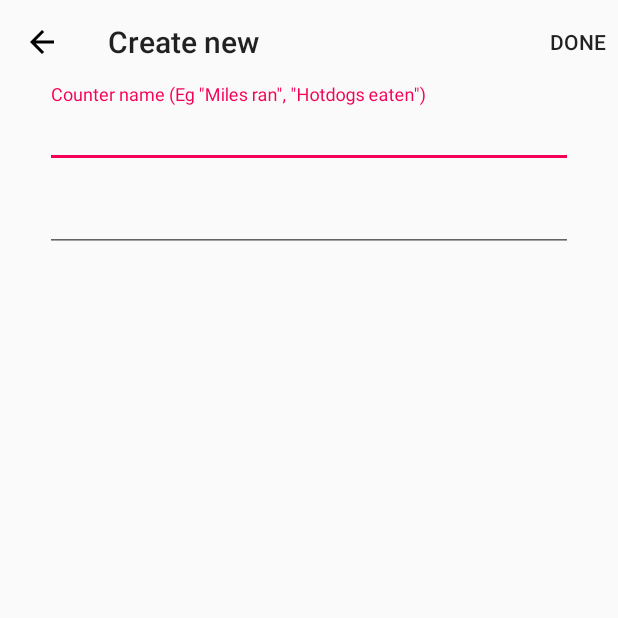
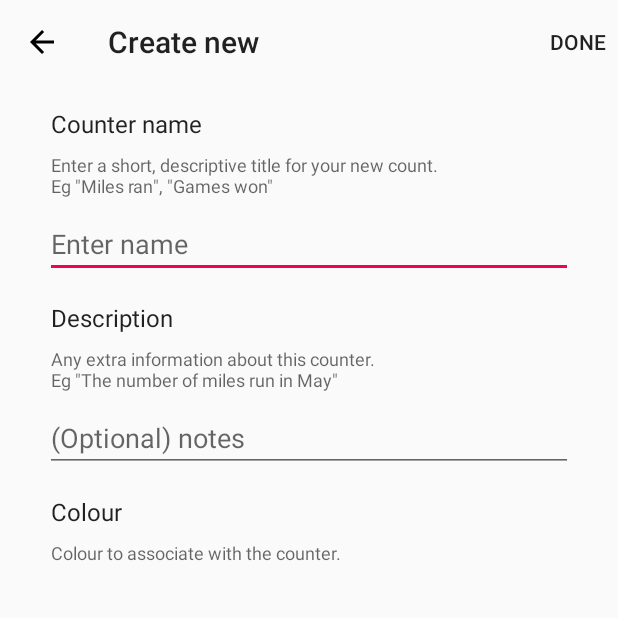
Before and after one commit to DanielGrech/SimpleCounter, an Android app: the NewCounterActivity screen opened directly, with no data from a screen before it, on a phone screen of 412 x 824 dp, the top half of it. Run offline under Robolectric (Android 15) with nearby library versions, the phone set to English and light mode, and no system bars; our stand-ins replace ButterKnife, Timber; libraries missing offline, so code that uses them is left out: com.trello.rxlifecycle, rx.subjects; 4 statements that could not run were skipped.

Commit message:
Added input fields + descriptions

```diff
--- a/app/src/main/res/layout/act_new_counter.xml
+++ b/app/src/main/res/layout/act_new_counter.xml
@@ -14,33 +14,102 @@
       android:layout_height="wrap_content"
       app:navigationIcon="@drawable/ic_action_back"/>
 
-  <android.support.design.widget.TextInputLayout
+  <ScrollView
+      android:layout_width="match_parent"
+      android:layout_height="match_parent"
+      android:fillViewport="true">
+
+    <LinearLayout
         android:layout_width="match_parent"
         android:layout_height="wrap_content"
-      android:layout_marginStart="@dimen/new_counter_horizontal_padding"
-      android:layout_marginEnd="@dimen/new_counter_horizontal_padding">
+        android:paddingStart="@dimen/new_counter_horizontal_padding"
+        android:paddingEnd="@dimen/new_counter_horizontal_padding"
+        android:paddingTop="@dimen/padding_default"
+        android:paddingBottom="@dimen/padding_default"
+        android:clipToPadding="false"
+        android:orientation="vertical">
+
+      <!-- Name section -->
+
+      <TextView
+          android:layout_width="match_parent"
+          android:layout_height="wrap_content"
+          android:paddingStart="@dimen/text_label_padding"
+          android:paddingEnd="@dimen/text_label_padding"
+          android:textAppearance="@style/TextAppearance.AppCompat.Subhead"
+          android:text="@string/new_counter_input_name_title"/>
+
+      <TextView
+          android:layout_width="match_parent"
+          android:layout_height="wrap_content"
+          android:layout_marginTop="@dimen/padding_small"
+          android:layout_marginBottom="@dimen/padding_small"
+          android:paddingStart="@dimen/text_label_padding"
+          android:paddingEnd="@dimen/text_label_padding"
+          android:textAppearance="@style/TextAppearance.AppCompat.Caption"
+          android:text="@string/new_counter_input_name_description"/>
 
       <android.support.design.widget.TextInputEditText
           android:id="@+id/name"
           android:layout_width="match_parent"
           android:layout_height="wrap_content"
+          android:layout_marginBottom="@dimen/padding_default"
           android:inputType="textAutoComplete"
           android:hint="@string/new_counter_input_name_hint"
           android:ellipsize="end"
           android:maxLines="1"/>
-  </android.support.design.widget.TextInputLayout>
 
-  <android.support.design.widget.TextInputLayout
+      <!-- Description section -->
+
+      <TextView
           android:layout_width="match_parent"
           android:layout_height="wrap_content"
-      android:layout_marginStart="@dimen/new_counter_horizontal_padding"
-      android:layout_marginEnd="@dimen/new_counter_horizontal_padding">
+          android:paddingStart="@dimen/text_label_padding"
+          android:paddingEnd="@dimen/text_label_padding"
+          android:textAppearance="@style/TextAppearance.AppCompat.Subhead"
+          android:text="@string/new_counter_input_description_title"/>
+
+      <TextView
+          android:layout_width="match_parent"
+          android:layout_height="wrap_content"
+          android:layout_marginTop="@dimen/padding_small"
+          android:layout_marginBottom="@dimen/padding_small"
+          android:paddingStart="@dimen/text_label_padding"
+          android:paddingEnd="@dimen/text_label_padding"
+          android:textAppearance="@style/TextAppearance.AppCompat.Caption"
+          android:text="@string/new_counter_input_description_description"/>
 
       <android.support.design.widget.TextInputEditText
           android:id="@+id/description"
           android:layout_width="match_parent"
-        android:layout_height="wrap_content"/>
+          android:layout_height="wrap_content"
+          android:layout_marginBottom="@dimen/padding_default"
+          android:inputType="textAutoComplete"
+          android:hint="@string/new_counter_input_description_hint"
+          android:ellipsize="end"
+          android:maxLines="1"/>
 
-  </android.support.design.widget.TextInputLayout>
+      <!-- Color section -->
+
+      <TextView
+          android:layout_width="match_parent"
+          android:layout_height="wrap_content"
+          android:paddingStart="@dimen/text_label_padding"
+          android:paddingEnd="@dimen/text_label_padding"
+          android:textAppearance="@style/TextAppearance.AppCompat.Subhead"
+          android:text="@string/new_counter_input_color_title"/>
+
+      <TextView
+          android:layout_width="match_parent"
+          android:layout_height="wrap_content"
+          android:layout_marginTop="@dimen/padding_small"
+          android:layout_marginBottom="@dimen/padding_small"
+          android:paddingStart="@dimen/text_label_padding"
+          android:paddingEnd="@dimen/text_label_padding"
+          android:textAppearance="@style/TextAppearance.AppCompat.Caption"
+          android:text="@string/new_counter_input_color_description"/>
 
     </LinearLayout>
+  </ScrollView>
+
+</LinearLayout>
--- a/app/src/main/res/values/dimens.xml
+++ b/app/src/main/res/values/dimens.xml
@@ -6,4 +6,5 @@
   <dimen name="standard_touch_target_size">48dp</dimen>
 
   <dimen name="new_counter_horizontal_padding">30dp</dimen>
+  <dimen name="text_label_padding">4dp</dimen>
 </resources>
--- a/app/src/main/res/values/strings.xml
+++ b/app/src/main/res/values/strings.xml
@@ -1,7 +1,14 @@
 <resources>
 
   <string name="new_counter_save_action">Done</string>
-  <string name="new_counter_input_name_hint">Counter name (Eg \"Miles ran\", \"Hotdogs eaten\")</string>
+  <string name="new_counter_input_name_hint">Enter name</string>
   <string name="new_counter_screen_title">Create new</string>
   <string name="settings">Settings</string>
+  <string name="new_counter_input_name_title">Counter name</string>
+  <string name="new_counter_input_name_description">Enter a short, descriptive title for your new count.\nEg \"Miles ran\", \"Games won\"</string>
+  <string name="new_counter_input_description_title">Description</string>
+  <string name="new_counter_input_description_hint">(Optional) notes</string>
+  <string name="new_counter_input_description_description">Any extra information about this counter. \nEg \"The number of miles run in May\"</string>
+  <string name="new_counter_input_color_title">Colour</string>
+  <string name="new_counter_input_color_description">Colour to associate with the counter.</string>
 </resources>
```
Also changed, not shown: 1 other file. Lines whose indentation alone changed are shown as unchanged.
